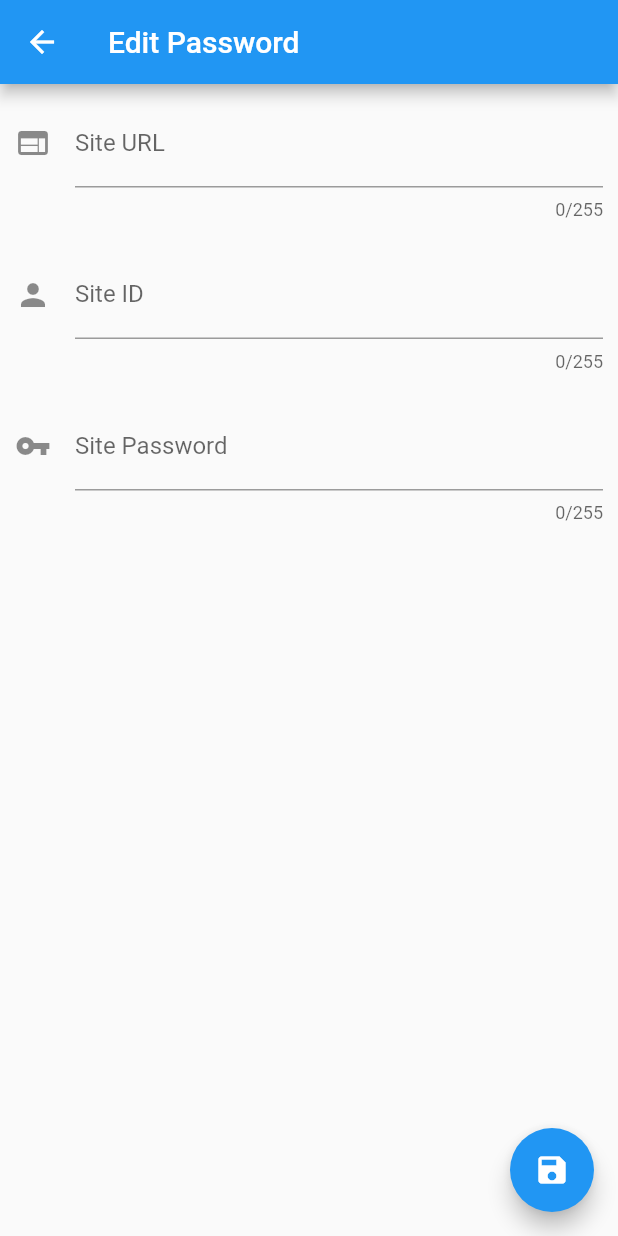
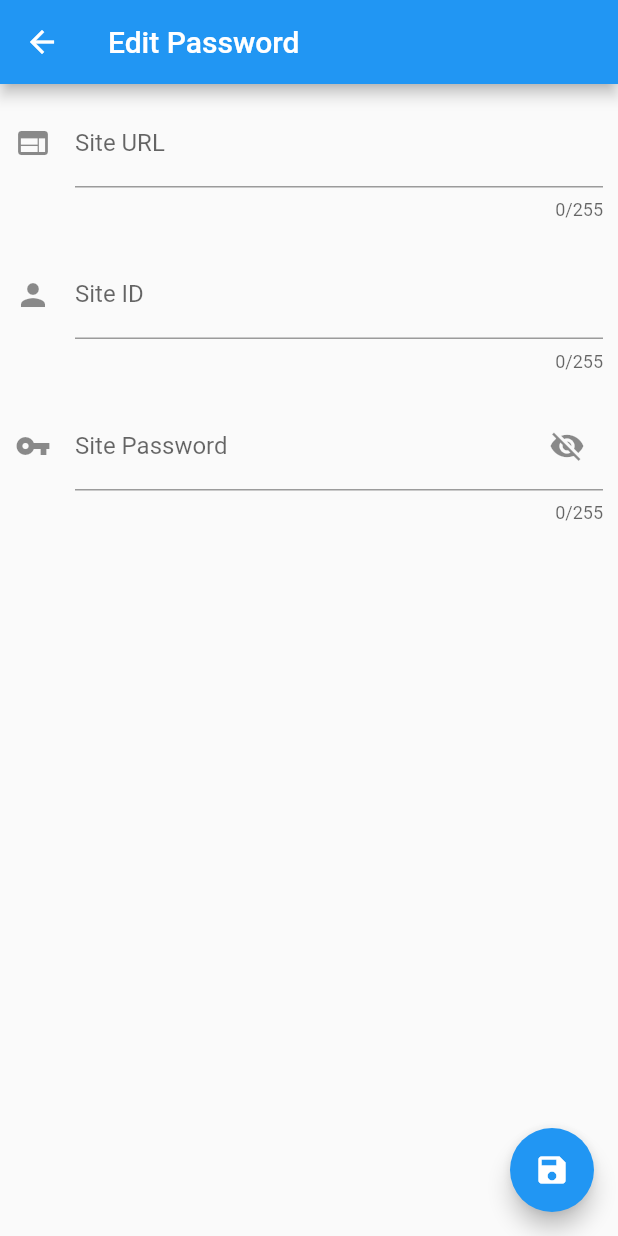
Before and after one commit to ishibashi-futos/flutter-study, a Flutter app: the screen it shows after launch, after a tap on the "add" icon, on a phone screen of 412 x 824 dp. Run offline on Flutter 3.47's test engine with Material 2 defaults, Android fonts, the phone set to English and light mode, and no system bars; our stand-ins replace flutter_secure_storage; missing offline and left inert: flutter_appauth.

Commit message:
#2 パスワード編集時、編集内容が見えてしまう問題の修正 - obscureTextをtrueに設定 - suffixIconを表示し、入力したテキストを確認できるように

```diff
--- a/flutter_starter/lib/edit_password.dart
+++ b/flutter_starter/lib/edit_password.dart
@@ -22,6 +22,7 @@ class _EditPasswordState extends State<EditPasswordPage> {
   late String _site;
   late String _id;
   late String _password;
+  bool _isObscure = true;
   static final Logger _logger = Logger();
 
   void _handleTextSite(String s) {
@@ -59,6 +60,15 @@ class _EditPasswordState extends State<EditPasswordPage> {
       _id = widget.password.id;
       _password = widget.password.password;
     });
+  }
+
+  @override
+  void dispose() {
+    // リソースの開放処理を明示的に呼び出す.
+    _textEditingControllerWithSite.dispose();
+    _textEditingControllerWithId.dispose();
+    _textEditingControllerWithPassword.dispose();
+    super.dispose();
   }
 
   @override
@@ -103,12 +113,21 @@ class _EditPasswordState extends State<EditPasswordPage> {
             child: TextField(
               enabled: true,
               maxLength: 255,
-              obscureText: false,
+              obscureText: _isObscure,
               maxLines: 1,
-              decoration: const InputDecoration(
-                  icon: Icon(Icons.vpn_key),
+              decoration: InputDecoration(
+                  icon: const Icon(Icons.vpn_key),
                   hintText: 'Site Password',
-                  labelText: 'Site Password'),
+                  labelText: 'Site Password',
+                  suffixIcon: IconButton(
+                    icon: Icon(_isObscure ? Icons.visibility_off : Icons.visibility),
+                    onPressed: () {
+                      setState(() {
+                        _isObscure = !_isObscure;
+                      });
+                    },
+                  )
+              ),
               controller: _textEditingControllerWithPassword,
               onChanged: _handleTextPassword,
             ),
```
